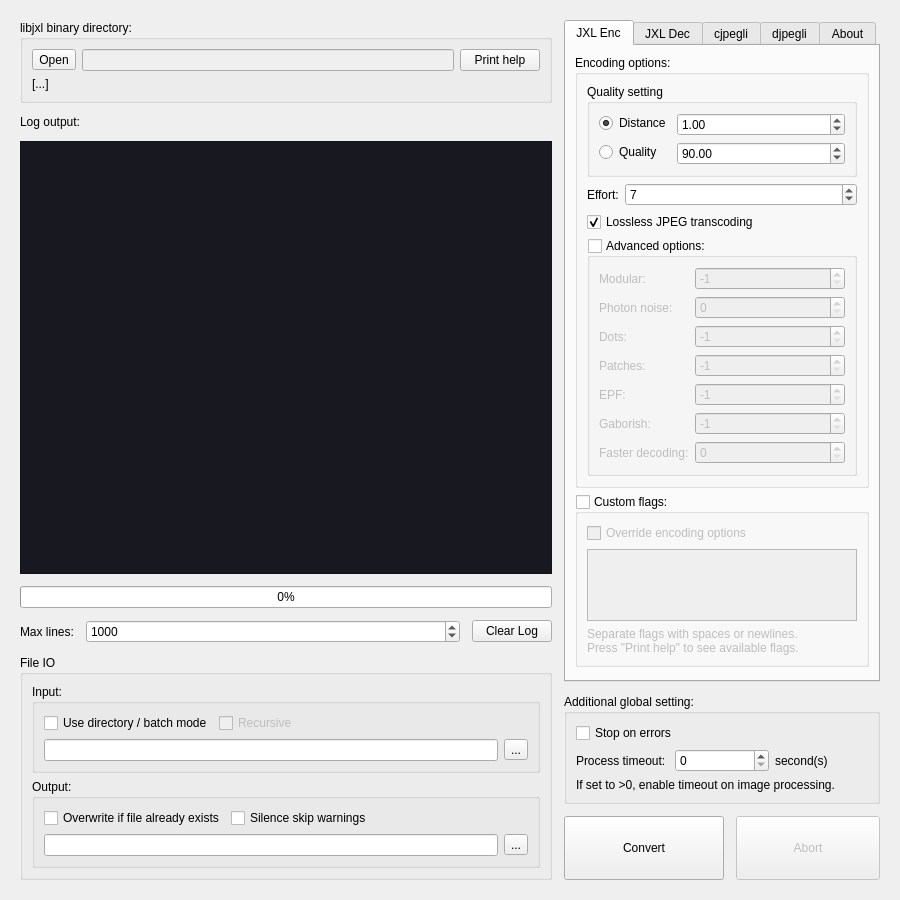
Above: mainwindow.ui from kampidh/jxl-batch-converter before the change. Below: the same form after it.
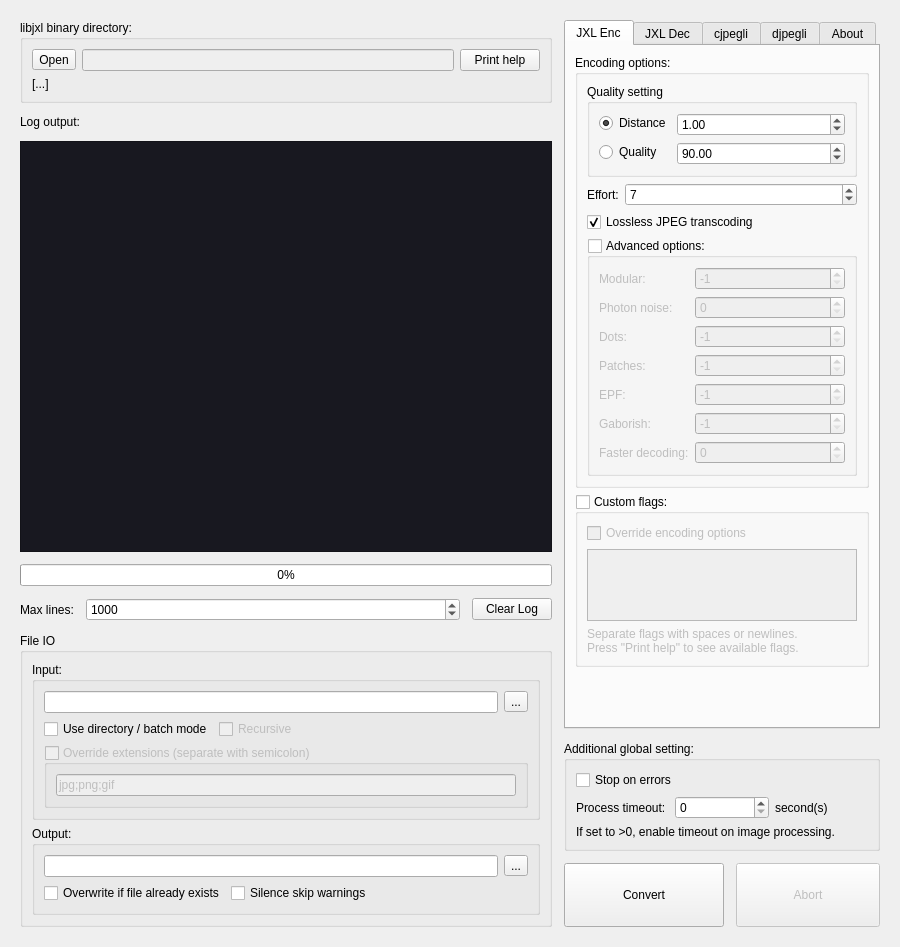
That is the form after the change.

Commit message: Add options to override batch file extensions

Patch:
```diff
--- a/mainwindow.ui
+++ b/mainwindow.ui
@@ -7,7 +7,7 @@
     <x>0</x>
     <y>0</y>
     <width>900</width>
-    <height>900</height>
+    <height>947</height>
    </rect>
   </property>
   <property name="minimumSize">
@@ -178,6 +178,29 @@
            </property>
            <layout class="QVBoxLayout" name="verticalLayout_5">
             <item>
+             <layout class="QHBoxLayout" name="horizontalLayout_2">
+              <item>
+               <widget class="QLineEdit" name="inputFileDir">
+                <property name="text">
+                 <string/>
+                </property>
+                <property name="readOnly">
+                 <bool>false</bool>
+                </property>
+               </widget>
+              </item>
+              <item>
+               <widget class="QToolButton" name="inputFileBtn">
+                <property name="text">
+                 <string>...</string>
+                </property>
+               </widget>
+              </item>
+             </layout>
+            </item>
+            <item>
+             <layout class="QVBoxLayout" name="verticalLayout_18">
+              <item>
              <layout class="QHBoxLayout" name="horizontalLayout_5">
               <item>
                <widget class="QCheckBox" name="batchChk">
@@ -218,22 +241,31 @@
              </layout>
             </item>
             <item>
-             <layout class="QHBoxLayout" name="horizontalLayout_2">
+               <widget class="QGroupBox" name="overrideExtChk">
+                <property name="enabled">
+                 <bool>false</bool>
+                </property>
+                <property name="toolTip">
+                 <string>If enabled, only convert listed extensions.</string>
+                </property>
+                <property name="title">
+                 <string>Override extensions (separate with semicolon)</string>
+                </property>
+                <property name="checkable">
+                 <bool>true</bool>
+                </property>
+                <property name="checked">
+                 <bool>false</bool>
+                </property>
+                <layout class="QVBoxLayout" name="verticalLayout_17">
               <item>
-               <widget class="QLineEdit" name="inputFileDir">
+                  <widget class="QLineEdit" name="overrideExtLine">
                 <property name="text">
-                 <string/>
-                </property>
-                <property name="readOnly">
-                 <bool>false</bool>
+                    <string>jpg;png;gif</string>
                 </property>
                </widget>
               </item>
-              <item>
-               <widget class="QToolButton" name="inputFileBtn">
-                <property name="text">
-                 <string>...</string>
-                </property>
+                </layout>
                </widget>
               </item>
              </layout>
@@ -247,6 +279,27 @@
             <string>Output:</string>
            </property>
            <layout class="QVBoxLayout" name="verticalLayout_7">
+            <item>
+             <layout class="QHBoxLayout" name="horizontalLayout_3">
+              <item>
+               <widget class="QLineEdit" name="outputFileDir">
+                <property name="text">
+                 <string/>
+                </property>
+                <property name="readOnly">
+                 <bool>false</bool>
+                </property>
+               </widget>
+              </item>
+              <item>
+               <widget class="QToolButton" name="outputFileBtn">
+                <property name="text">
+                 <string>...</string>
+                </property>
+               </widget>
+              </item>
+             </layout>
+            </item>
             <item>
              <layout class="QHBoxLayout" name="horizontalLayout_6">
               <item>
@@ -278,27 +331,6 @@
               </item>
              </layout>
             </item>
-            <item>
-             <layout class="QHBoxLayout" name="horizontalLayout_3">
-              <item>
-               <widget class="QLineEdit" name="outputFileDir">
-                <property name="text">
-                 <string/>
-                </property>
-                <property name="readOnly">
-                 <bool>false</bool>
-                </property>
-               </widget>
-              </item>
-              <item>
-               <widget class="QToolButton" name="outputFileBtn">
-                <property name="text">
-                 <string>...</string>
-                </property>
-               </widget>
-              </item>
-             </layout>
-            </item>
            </layout>
           </widget>
          </item>
```
Left out of the diff: 32 changed lines with no effect on the pictures. Lines whose indentation alone changed are shown as unchanged. The commit also changes 1 other file.
